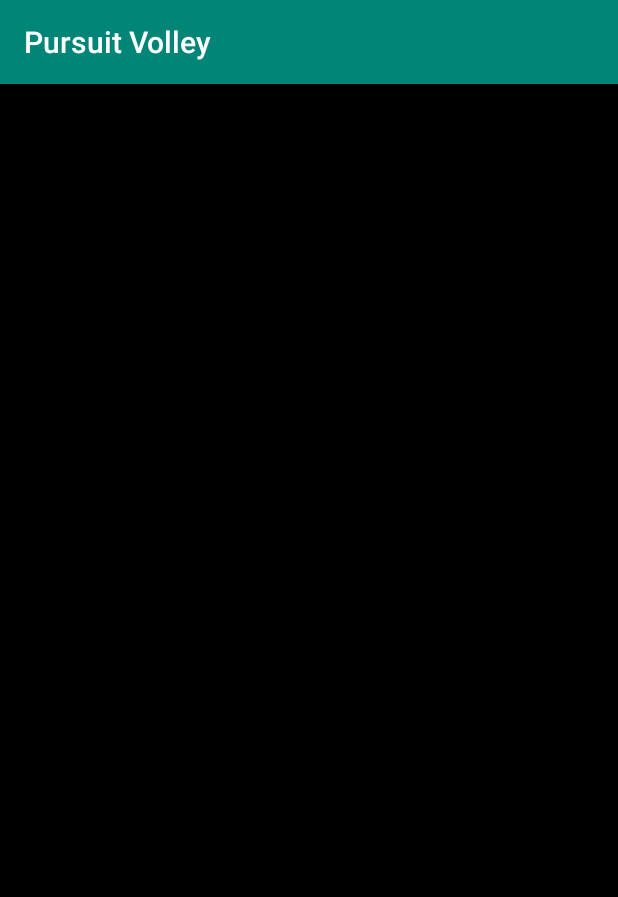
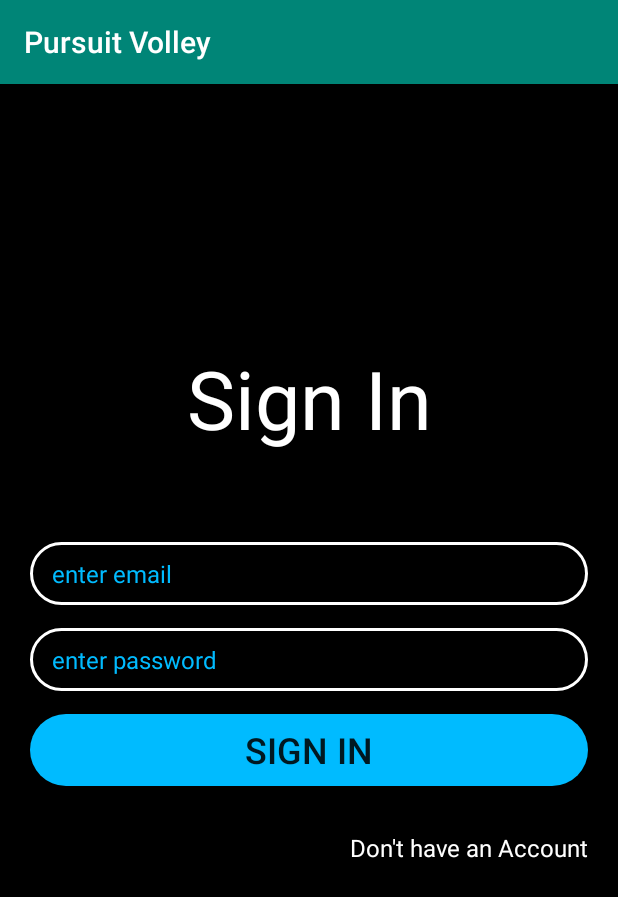
Before and after one commit to BZEEE/PursuitVolley_Android_App, an Android app: the screen it shows after launch (PlayerLoginActivity), after a tap on "BOOK AN PLAYERAPPOINTMENT", on a phone screen of 412 x 824 dp. Shown: the top 897 px of the screen. Run offline under Robolectric (Android 15) with nearby library versions, the phone set to English and light mode, and no system bars; our stand-ins replace Firebase (no records; nobody signed in at launch, a user with empty details on screens opened directly); libraries missing offline, so code that uses them is left out: com.facebook, com.firebase.ui.

Commit message:
fixing player login and database logic for both player and coach profiles

```diff
--- a/app/src/main/AndroidManifest.xml
+++ b/app/src/main/AndroidManifest.xml
@@ -15,7 +15,7 @@
         android:screenOrientation="portrait"
         android:supportsRtl="true"
         android:theme="@style/MainAppTheme">
-        <activity android:name=".Coach.CoachProfile.CoachSchedule.CoachAppointments.CoachAppointment.CoachScheduleAppointmentPage"></activity>
+        <activity android:name=".Coach.CoachProfile.CoachSchedule.CoachAppointmentsPage.CoachAppointmentPage.CoachScheduleAppointmentPage"></activity>
         <activity android:name=".Player.PlayerInfoEntryActivity" />
         <activity android:name=".Player.PlayerPaymentFlow.PlayerPaymentBrainTreeActivity" />
         <activity android:name=".Player.PlayerPaymentFlow.PlayerPaymentGooglePayActivity" />
--- a/app/src/main/java/com/beazle/pursuitvolley/Coach/CoachProfile/CoachSchedule/CoachAppointments/CoachAppointment/CoachScheduleAppointmentPage.java
+++ b/app/src/main/java/com/beazle/pursuitvolley/Coach/CoachProfile/CoachSchedule/CoachAppointmentsPage/CoachAppointmentPage/CoachScheduleAppointmentPage.java
@@ -1,4 +1,4 @@
-package com.beazle.pursuitvolley.Coach.CoachProfile.CoachSchedule.CoachAppointments.CoachAppointment;
+package com.beazle.pursuitvolley.Coach.CoachProfile.CoachSchedule.CoachAppointmentsPage.CoachAppointmentPage;
 
 import androidx.appcompat.app.AppCompatActivity;
 
--- a/app/src/main/java/com/beazle/pursuitvolley/Coach/CoachProfile/CoachSchedule/CoachAppointments/CoachScheduleAppointmentsPage.java
+++ b/app/src/main/java/com/beazle/pursuitvolley/Coach/CoachProfile/CoachSchedule/CoachAppointmentsPage/CoachScheduleAppointmentsPage.java
@@ -1,4 +1,4 @@
-package com.beazle.pursuitvolley.Coach.CoachProfile.CoachSchedule.CoachAppointments;
+package com.beazle.pursuitvolley.Coach.CoachProfile.CoachSchedule.CoachAppointmentsPage;
 
 import android.os.Bundle;
 
--- a/app/src/main/java/com/beazle/pursuitvolley/Coach/CoachProfile/CoachSchedule/CoachAppointments/CoachScheduleAppointmentsPageRecyclerViewAdapter.java
+++ b/app/src/main/java/com/beazle/pursuitvolley/Coach/CoachProfile/CoachSchedule/CoachAppointmentsPage/CoachScheduleAppointmentsPageRecyclerViewAdapter.java
@@ -1,4 +1,4 @@
-package com.beazle.pursuitvolley.Coach.CoachProfile.CoachSchedule.CoachAppointments;
+package com.beazle.pursuitvolley.Coach.CoachProfile.CoachSchedule.CoachAppointmentsPage;
 
 import android.content.Context;
 import android.content.Intent;
@@ -11,7 +11,7 @@ import androidx.annotation.NonNull;
 import androidx.recyclerview.widget.RecyclerView;
 
 import com.beazle.pursuitvolley.Coach.CoachProfile.CoachSchedule.CoachAppointment;
-import com.beazle.pursuitvolley.Coach.CoachProfile.CoachSchedule.CoachAppointments.CoachAppointment.CoachScheduleAppointmentPage;
+import com.beazle.pursuitvolley.Coach.CoachProfile.CoachSchedule.CoachAppointmentsPage.CoachAppointmentPage.CoachScheduleAppointmentPage;
 import com.beazle.pursuitvolley.R;
 
 import java.util.List;
--- a/app/src/main/java/com/beazle/pursuitvolley/Coach/CoachProfile/CoachSchedule/CoachScheduleView.java
+++ b/app/src/main/java/com/beazle/pursuitvolley/Coach/CoachProfile/CoachSchedule/CoachScheduleView.java
@@ -13,12 +13,9 @@ import android.widget.TextView;
 
 import androidx.annotation.Nullable;
 
-import com.beazle.pursuitvolley.Coach.CoachProfile.CoachSchedule.CoachAppointments.CoachScheduleAppointmentsPage;
-import com.beazle.pursuitvolley.FirebaseFirestoreTags.FirestoreTags;
-import com.beazle.pursuitvolley.Player.PlayerProfile.CurrentAppointments.PlayerAppointment;
+import com.beazle.pursuitvolley.Coach.CoachProfile.CoachSchedule.CoachAppointmentsPage.CoachScheduleAppointmentsPage;
 import com.beazle.pursuitvolley.R;
 import com.google.firebase.auth.FirebaseAuth;
-import com.google.firebase.firestore.DocumentReference;
 import com.google.firebase.firestore.FirebaseFirestore;
 
 import java.text.SimpleDateFormat;
--- /dev/null
+++ b/app/src/main/java/com/beazle/pursuitvolley/DateFormatter/DateFormatter.java
@@ -0,0 +1,4 @@
+package com.beazle.pursuitvolley.DateFormatter;
+
+public final class DateFormatter {
+}
--- a/app/src/main/java/com/beazle/pursuitvolley/FirebaseFirestoreTags/FirestoreTags.java
+++ b/app/src/main/java/com/beazle/pursuitvolley/FirebaseFirestoreTags/FirestoreTags.java
@@ -14,6 +14,8 @@ public final class FirestoreTags {
     public static String playerDocumentEmail = "email";
     public static String playerDocumentPhoneNumber = "phone_number";
     public static String playerDocumentTokens = "tokens";
+    public static String playerDocumentAppointments = "appointments";
+    public static String playerDocumentUpcomingEvents = "upcoming_events";
 
     // coaches
     public static String coachCollection = "coaches";
--- a/app/src/main/java/com/beazle/pursuitvolley/Player/PlayerAuthentication/PlayerLoginActivity.java
+++ b/app/src/main/java/com/beazle/pursuitvolley/Player/PlayerAuthentication/PlayerLoginActivity.java
@@ -1,12 +1,19 @@
 package com.beazle.pursuitvolley.Player.PlayerAuthentication;
 
+import androidx.annotation.NonNull;
 import androidx.annotation.Nullable;
 import androidx.appcompat.app.AppCompatActivity;
 
 import android.content.Intent;
 import android.os.Bundle;
+import android.util.Log;
+import android.view.View;
+import android.widget.Button;
+import android.widget.EditText;
+import android.widget.TextView;
 import android.widget.Toast;
 
+import com.beazle.pursuitvolley.DebugTags.DebugTags;
 import com.beazle.pursuitvolley.FirebaseFirestoreTags.FirestoreTags;
 import com.beazle.pursuitvolley.Player.Player;
 import com.beazle.pursuitvolley.Player.PlayerInfoEntryActivity;
@@ -17,11 +24,17 @@ import com.facebook.CallbackManager;
 import com.firebase.ui.auth.AuthUI;
 import com.firebase.ui.auth.IdpResponse;
 import com.google.android.gms.auth.api.signin.GoogleSignInClient;
+import com.google.android.gms.tasks.Continuation;
+import com.google.android.gms.tasks.OnCompleteListener;
+import com.google.android.gms.tasks.Task;
+import com.google.firebase.auth.AuthResult;
 import com.google.firebase.auth.FirebaseAuth;
 import com.google.firebase.auth.FirebaseUser;
 import com.google.firebase.database.DatabaseReference;
 import com.google.firebase.database.FirebaseDatabase;
 import com.google.firebase.firestore.FirebaseFirestore;
+import com.google.firebase.functions.FirebaseFunctions;
+import com.google.firebase.functions.HttpsCallableResult;
 
 import java.util.ArrayList;
 import java.util.HashMap;
@@ -30,33 +43,73 @@ import java.util.Map;
 
 public class PlayerLoginActivity extends AppCompatActivity {
 
-    public static final String TAG = "PlayerLoginActivityTAG";
-    public static final String googleSignInAccountId = "GoogleSignInAccount";
-    private static final int PURSUIT_VOLLEY_REQUEST_CODE = 9001;
-    private FirebaseUser currentPlayer;
-    // Firebase Auth Object.
     private FirebaseAuth mAuth;
     private FirebaseFirestore mFirestore;
     private FirebaseDatabase mRealtimeDatabase;
+    private FirebaseFunctions mFunctions;
     private DatabaseReference mRealtimeDatabaseRootReference;
-    // Google Sign In button .
-    com.google.android.gms.common.SignInButton signInButton;
-    private FirebaseAuth.AuthStateListener mAuthListener;
+    private FirebaseUser currentPlayer;
 
-    private GoogleSignInClient mGoogleSignInClient;
-    List<AuthUI.IdpConfig> providers;
+    private TextView signInSignUpTextSwitch;
+    private TextView signInSignUpTitle;
+    private EditText phoneNumberEditText;
+    private EditText passwordEditText;
+    private Button signInSignUpButton;
+    private boolean signInState;
+
+
 
     @Override
     protected void onCreate(Bundle savedInstanceState) {
         super.onCreate(savedInstanceState);
         setContentView(R.layout.activity_player_login);
 
-        mAuth = FirebaseAuth.getInstance();
-        mFirestore = FirebaseFirestore.getInstance();
         mRealtimeDatabase = FirebaseDatabase.getInstance();
         mRealtimeDatabaseRootReference = mRealtimeDatabase.getReference();
+        mFirestore = FirebaseFirestore.getInstance();
+        mAuth = FirebaseAuth.getInstance();
+        currentPlayer = mAuth.getCurrentUser();
+        mAuth.signOut();
 
-        currentPlayer = mAuth.getCurrentUser();
+        signInState = true;
+        signInSignUpButton = findViewById(R.id.playerSignInSignUpButton);
+        signInSignUpTextSwitch = findViewById(R.id.playerSignInSignUpClickableTextSwitch);
+        signInSignUpTitle = findViewById(R.id.playerSignInSignUpTitle);
+        phoneNumberEditText = findViewById(R.id.playerPhoneNumberEntryBox);
+        passwordEditText = findViewById(R.id.coachPasswordEntryBox);
+
+        signInSignUpTextSwitch.setOnClickListener(new View.OnClickListener() {
+            @Override
+            public void onClick(View v) {
+                if (signInState) {
+                    signInState = false;
+                    signInSignUpTextSwitch.setText(R.string.coach_sign_up_clickable_text);
+                    signInSignUpButton.setText(R.string.coach_sign_up_button_text);
+                    signInSignUpTitle.setText(R.string.coach_sign_up_button_text);
+                } else {
+                    signInState = true;
+                    signInSignUpTextSwitch.setText(R.string.coach_sign_in_clickable_text);
+                    signInSignUpButton.setText(R.string.coach_sign_in_button_text);
+                    signInSignUpTitle.setText(R.string.coach_sign_in_button_text);
+                }
+            }
+        });
+
+        signInSignUpButton.setOnClickListener(new View.OnClickListener() {
+            @Override
+            public void onClick(View v) {
+                String phoneNumber = phoneNumberEditText.getText().toString();
+                String password = passwordEditText.getText().toString();
+
+                if (signInState) {
+                    // user is signing in (Login)
+                    SignInPlayer(phoneNumber, password);
+                } else {
+                    // user is signing up (Registering)
+                    SignUpPlayer(phoneNumber, password);
+                }
+            }
+        });
     }
 
     @Override
@@ -65,54 +118,48 @@ public class PlayerLoginActivity extends AppCompatActivity {
         if (currentPlayer != null) {
             startActivity(new Intent(this, PlayerProfileActivity.class));
             finish();
-        } else {
-            // show player sign in options
-            AuthenticateUser();
         }
     }
 
-    @Override
-    protected void onActivityResult(int requestCode, int resultCode, @Nullable Intent data) {
-        super.onActivityResult(requestCode, resultCode, data);
-
-        if (requestCode == PURSUIT_VOLLEY_REQUEST_CODE) {
-            IdpResponse response = IdpResponse.fromResultIntent(data);
-            if (resultCode == RESULT_OK) {
-                // Authentication is completed
-                //current user is no longer null
-                // AddPlayerToFirestoreAfterSigningUp();
-                // go to player profile activity
-                startActivity(new Intent(this, PlayerInfoEntryActivity.class));
-                finish();
-            } else {
-                // error with Authentication
-                Toast.makeText(this, ""+response.getError().getMessage(), Toast.LENGTH_SHORT).show();
-            }
-        } else {
-            // request code did not equal PURSUIT_VOLLEY_REQUEST_CODE
-        }
+    private void GetCustomPlayerAuthToken(String phoneNumber, String password) {
+        // how can we create JWT token off of a unique id, when the player cat have a unique id until we sign them up
+        mFunctions
+                .getHttpsCallable("GenerateCustomPlayerAuthToken")
+                .call()
+                .addOnCompleteListener(new OnCompleteListener<HttpsCallableResult>() {
+                    @Override
+                    public void onComplete(@NonNull Task<HttpsCallableResult> task) {
+                        if (task.isSuccessful()) {
+                            // get custom token and sign-up player with it
+                            Log.d(DebugTags.DebugTAG, "GetCustomPlayerAuthToken:success");
+                            Map response = (Map) task.getResult().getData();
+                            String customToken = (String) response.get("token");
+                            SignUpPlayerWithCustomAuthToken(customToken, phoneNumber, password);
+                        } else {
+                            Log.d(DebugTags.DebugTAG, "GetCustomPlayerAuthToken:failure");
+                        }
+                    }
+                });
     }
 
-    private List<AuthUI.IdpConfig> GetProviderList() {
-        List<AuthUI.IdpConfig> providers = new ArrayList<>();
-        providers.add(new
-                AuthUI.IdpConfig.EmailBuilder().build());
-        providers.add(new
-                AuthUI.IdpConfig.GoogleBuilder().build());
-        providers.add(new
-                AuthUI.IdpConfig.FacebookBuilder().build());
-        return providers;
+    private void SignUpPlayer(String phoneNumber, String password) {
+        GetCustomPlayerAuthToken(phoneNumber, password);
     }
 
-    private void AuthenticateUser() {
-        startActivityForResult(
-                AuthUI.getInstance().createSignInIntentBuilder()
-                        .setTheme(R.style.PlayerLoginTheme)
-//                        .setLogo(R.drawable.firelogo)
-                        .setAvailableProviders(GetProviderList())
-                        .setIsSmartLockEnabled(true)
-                        .build(),
-                PURSUIT_VOLLEY_REQUEST_CODE);
+    private void SignUpPlayerWithCustomAuthToken(String customToken, String phoneNumber, String password) {
+        mAuth.signInWithCustomToken(customToken)
+                .addOnCompleteListener(this, new OnCompleteListener<AuthResult>() {
+                    @Override
+                    public void onComplete(@NonNull Task<AuthResult> task) {
+                        if (task.isSuccessful()) {
+                            // Sign in success, update UI with the signed-in user's information
+                            Log.d(DebugTags.DebugTAG, "SignUpPLayerWithCustomAuthToken:success");
+                        } else {
+                            // If sign in fails, display a message to the user.
+                            Log.d(DebugTags.DebugTAG, "SignUpPLayerWithCustomAuthToken:failure", task.getException());
+                        }
+                    }
+                });
     }
 
     private void AddPlayerToFirestoreAfterSigningUp() {
@@ -124,14 +171,16 @@ public class PlayerLoginActivity extends AppCompatActivity {
         data.put(FirestoreTags.playerDocumentEmail, "");
         data.put(FirestoreTags.playerDocumentPhoneNumber, "");
         data.put(FirestoreTags.playerDocumentTokens, 0);
+        data.put(FirestoreTags.playerDocumentAppointments, new HashMap<>());
+        data.put(FirestoreTags.playerDocumentUpcomingEvents, new HashMap<>());
         mFirestore.collection(FirestoreTags.playerCollection).document(currentPlayer.getUid()).set(data);
     }
 
-    private void AddCoachToRealtimeDatabaseAfterSigningUp() {
-        // add intial data fields to firestore for coach specific document
-        Map<String, Object> data = new HashMap<String, Object>();
-        Player player = new Player( "", "", "", "", "");
-        data.put(currentPlayer.getUid(), player);
-        mRealtimeDatabaseRootReference.child(RealtimeDatabaseTags.coachesCollecion).child(currentPlayer.getUid()).setValue(data);
-    }
+//    private void AddCoachToRealtimeDatabaseAfterSigningUp() {
+//        // add intial data fields to firestore for coach specific document
+//        Map<String, Object> data = new HashMap<String, Object>();
+//        Player player = new Player( "", "", "", "", "");
+//        data.put(currentPlayer.getUid(), player);
+//        mRealtimeDatabaseRootReference.child(RealtimeDatabaseTags.coachesCollecion).child(currentPlayer.getUid()).setValue(data);
+//    }
 }
--- a/app/src/main/java/com/beazle/pursuitvolley/Player/PlayerProfile/UpcomingEvents/UpcomingEvent.java
+++ b/app/src/main/java/com/beazle/pursuitvolley/Player/PlayerProfile/UpcomingEvents/PlayerUpcomingEvent.java
@@ -1,6 +1,6 @@
 package com.beazle.pursuitvolley.Player.PlayerProfile.UpcomingEvents;
 
-public class UpcomingEvent {
+public class PlayerUpcomingEvent {
     // represents all the data of a upcoming event instance for the player
     // which will then give them the option to sign up
     // such as location, time, age groups, etc
@@ -10,7 +10,7 @@ public class UpcomingEvent {
     private String eventEndTime;
     private String eventLocation;
 
-    public UpcomingEvent(String eventTitle, String eventDate, String eventBeginTime, String eventEndTime, String eventLocation) {
+    public PlayerUpcomingEvent(String eventTitle, String eventDate, String eventBeginTime, String eventEndTime, String eventLocation) {
         this.eventTitle = eventTitle;
         this.eventDate = eventDate;
         this.eventBeginTime = eventBeginTime;
--- a/app/src/main/java/com/beazle/pursuitvolley/Player/PlayerProfile/UpcomingEvents/PlayerUpcomingEventsFragment.java
+++ b/app/src/main/java/com/beazle/pursuitvolley/Player/PlayerProfile/UpcomingEvents/PlayerUpcomingEventsFragment.java
@@ -47,7 +47,7 @@ public class PlayerUpcomingEventsFragment extends Fragment {
                                 // then show the upcoming event to the user
                                 // add it to the upcoming events manager
                                 Map data = document.getData();
-                                UpcomingEvent event = new UpcomingEvent(
+                                PlayerUpcomingEvent event = new PlayerUpcomingEvent(
                                         (String) data.get(FirestoreTags.upcomingEventTitle),
                                         (String) data.get(FirestoreTags.upcomingEventDate),
                                         (String) data.get(FirestoreTags.upcomingEventBeginTime),
@@ -63,10 +63,10 @@ public class PlayerUpcomingEventsFragment extends Fragment {
                     }
                 });
 
-        List<UpcomingEvent> upcomingEventsList = UpcomingEventsManager.GetUpcomingEventsList();
+        List<PlayerUpcomingEvent> playerUpcomingEventsList = UpcomingEventsManager.GetUpcomingEventsList();
 
         RecyclerView recyclerView = view.findViewById(R.id.playerProfileFragmentUpcomingEventsRecyclerView);
-        UpcomingEventsRecyclerViewAdapter adapter = new UpcomingEventsRecyclerViewAdapter(getContext(), upcomingEventsList);
+        UpcomingEventsRecyclerViewAdapter adapter = new UpcomingEventsRecyclerViewAdapter(getContext(), playerUpcomingEventsList);
         recyclerView.setLayoutManager(new LinearLayoutManager(getContext()));
         recyclerView.setAdapter(adapter);
 
--- a/app/src/main/res/layout/activity_coach_schedule_appointment_page.xml
+++ b/app/src/main/res/layout/activity_coach_schedule_appointment_page.xml
@@ -4,6 +4,6 @@
     xmlns:tools="http://schemas.android.com/tools"
     android:layout_width="match_parent"
     android:layout_height="match_parent"
-    tools:context=".Coach.CoachProfile.CoachSchedule.CoachAppointments.CoachAppointment.CoachScheduleAppointmentPage">
+    tools:context=".Coach.CoachProfile.CoachSchedule.CoachAppointmentsPage.CoachAppointmentPage.CoachScheduleAppointmentPage">
 
 </androidx.constraintlayout.widget.ConstraintLayout>
--- a/app/src/main/res/layout/activity_player_login.xml
+++ b/app/src/main/res/layout/activity_player_login.xml
@@ -4,11 +4,66 @@
     xmlns:tools="http://schemas.android.com/tools"
     android:layout_width="match_parent"
     android:layout_height="match_parent"
+    android:paddingLeft="20dp"
+    android:paddingRight="20dp"
     android:background="@color/black"
-    android:paddingRight="20dp"
-    android:paddingLeft="20dp"
     tools:context=".Player.PlayerAuthentication.PlayerLoginActivity">
 
+    <TextView
+        android:id="@+id/playerSignInSignUpTitle"
+        android:text="@string/player_sign_in_button_text"
+        android:textSize="54sp"
+        android:layout_marginBottom="60dp"
+        android:gravity="center"
+        android:layout_above="@id/playerPhoneNumberEntryBox"
+        android:textColor="@color/white"
+        android:layout_width="match_parent"
+        android:layout_height="wrap_content" />
+
+    <EditText
+        android:id="@+id/playerPhoneNumberEntryBox"
+        android:background="@drawable/circle_background"
+        android:hint="@string/player_email_address_text"
+        android:textColorHint="@color/aquaBlue"
+        android:layout_above="@id/playerPasswordEntryBox"
+        android:layout_marginBottom="15dp"
+        android:textColor="@color/white"
+        android:textSize="16sp"
+        android:layout_width="match_parent"
+        android:layout_height="wrap_content" />
+
+    <EditText
+        android:id="@+id/playerPasswordEntryBox"
+        android:background="@drawable/circle_background"
+        android:hint="@string/player_password_text"
+        android:textColorHint="@color/aquaBlue"
+        android:textColor="@color/white"
+        android:layout_centerVertical="true"
+        android:layout_centerHorizontal="true"
+        android:textSize="16sp"
+        android:layout_width="match_parent"
+        android:layout_height="wrap_content" />
+
+    <Button
+        android:id="@+id/playerSignInSignUpButton"
+        android:layout_width="match_parent"
+        android:layout_height="wrap_content"
+        android:layout_marginTop="15dp"
+        android:layout_below="@id/playerPasswordEntryBox"
+        android:textSize="24sp"
+        android:text="@string/player_sign_in_button_text"
+        android:background="@drawable/rounded_corners_blue_background"/>
+
+    <TextView
+        android:id="@+id/playerSignInSignUpClickableTextSwitch"
+        android:layout_width="match_parent"
+        android:layout_height="wrap_content"
+        android:layout_marginTop="30dp"
+        android:layout_below="@id/playerSignInSignUpButton"
+        android:textSize="16sp"
+        android:gravity="right"
+        android:textColor="@color/white"
+        android:text="@string/player_sign_in_clickable_text"/>
 
 
 </RelativeLayout>
--- a/app/src/main/res/values/strings.xml
+++ b/app/src/main/res/values/strings.xml
@@ -45,6 +45,14 @@
     <string name="coach_sign_up_button_text">Sign Up</string>
     <string name="coach_sign_in_clickable_text">Don\'t have an Account</string>
     <string name="coach_sign_up_clickable_text">Already have an Account</string>
+
+    <!--Player Login Activity-->
+    <string name="player_email_address_text">enter email</string>
+    <string name="player_password_text">enter password</string>
+    <string name="player_sign_in_button_text">Sign In</string>
+    <string name="player_sign_up_button_text">Sign Up</string>
+    <string name="player_sign_in_clickable_text">Don\'t have an Account</string>
+    <string name="player_sign_up_clickable_text">Already have an Account</string>
 
     <!--Sign Out Pop Up Menu-->
     <string name="sign_out_yes">Yes</string>
```
Also changed, not shown: app/src/main/java/com/beazle/pursuitvolley/Coach/CoachAuthentication/CoachLoginActivity.java (+10 -10 lines), app/src/main/java/com/beazle/pursuitvolley/Coach/CoachSelection/Coach.java (+26 -0 lines), app/src/main/java/com/beazle/pursuitvolley/Player/PlayerProfile/UpcomingEvents/UpcomingEventsManager.java (+9 -9 lines), app/src/main/java/com/beazle/pursuitvolley/Player/PlayerProfile/UpcomingEvents/UpcomingEventsRecyclerViewAdapter.java (+2 -5 lines), 1 other file.
